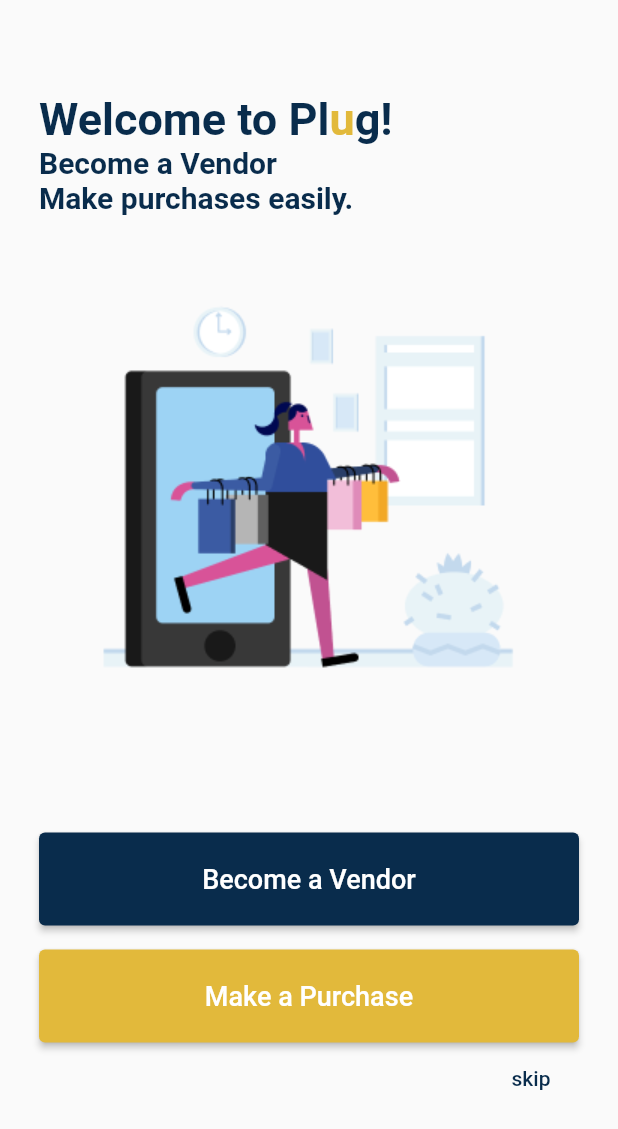
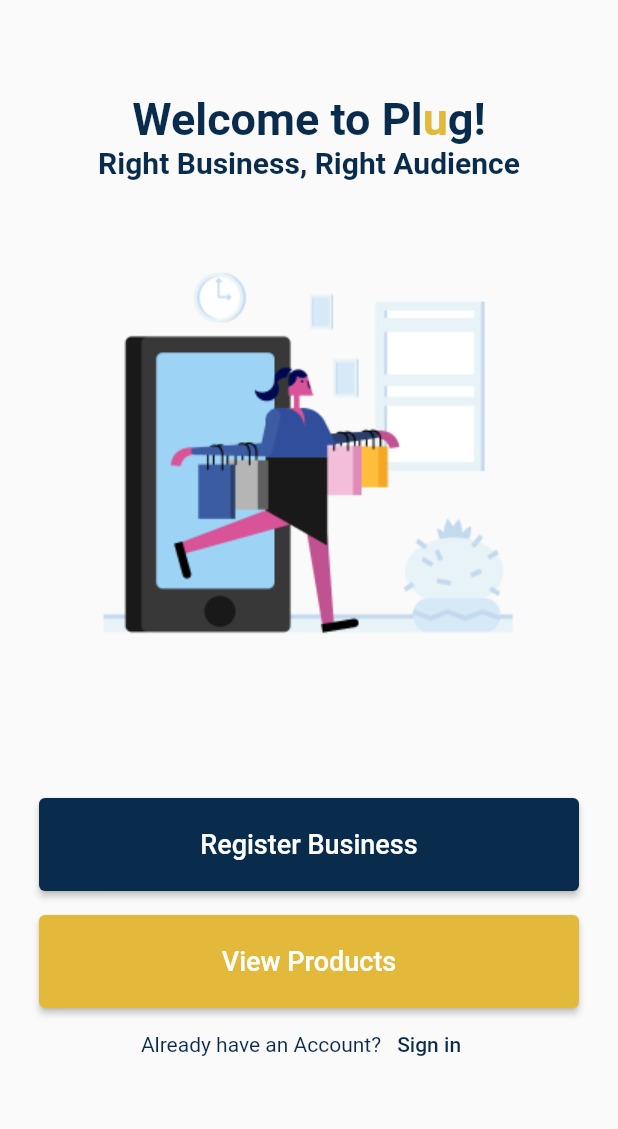
Before and after one commit to bumie-e/Plug, a Flutter app: the screen it shows after launch, on a phone screen of 412 x 824 dp. Shown: the top 1129 px of the screen. Run offline on Flutter 3.47's test engine with Material 2 defaults, Android fonts, the phone set to English and light mode, and no system bars; our stand-ins replace flutter_svg, flutter_time_picker_spinner; project files that could hold a hidden picture were left out.

Commit message:
Updated the welcome screen...

```diff
--- a/lib/components/reusable_button.dart
+++ b/lib/components/reusable_button.dart
@@ -15,7 +15,10 @@ class ReusableButton extends StatelessWidget {
 
   @override
   Widget build(BuildContext context) {
-    return ElevatedButton(
+    return SizedBox(
+      width: double.infinity,
+      height: 62,
+      child: ElevatedButton(
         onPressed: () => onPressed(),
         child: Text(
           title,
@@ -24,6 +27,7 @@ class ReusableButton extends StatelessWidget {
         style: ButtonStyle(
           backgroundColor: color,
         ),
+      ),
     );
   }
 }
--- a/lib/components/section_header.dart
+++ b/lib/components/section_header.dart
@@ -10,21 +10,9 @@ class SectionHeader extends StatelessWidget {
   Widget build(BuildContext context) {
     return Padding(
       padding: const EdgeInsets.symmetric(horizontal: 20.0),
-      child: Row(
-        mainAxisAlignment: MainAxisAlignment.spaceBetween,
-        children: [
-          Text(
-            text,
-            style: const TextStyle(fontSize: 20),
-          ),
-          const Text(
-            'See All',
-            style: TextStyle(
-              fontSize: 16,
-              color: kPrimaryColor2,
-            ),
-          ),
-        ],
+      child: Text(
+        text,
+        style: const TextStyle(fontSize: 20),
       ),
     );
   }
--- a/lib/screens/home_screen.dart
+++ b/lib/screens/home_screen.dart
@@ -18,6 +18,7 @@ enum Category { food, shoes, hostels, others }
 class _HomePageState extends State<HomePage> {
   Category selectedCategory = Category.food;
   List<String> categories = ['Food', 'Shoes', 'Hostels', 'Others'];
+  List<String> images = ['pizza.png', 'shoes.png', 'hostels.png', 'others.png'];
 
   @override
   Widget build(BuildContext context) {
@@ -52,7 +53,7 @@ class _HomePageState extends State<HomePage> {
                             text: categories[index],
                             isSelected: index == selectedCategory.index,
                             // Same image for now
-                            imageLocation: 'assets/images/pizza.png',
+                            imageLocation: kImagesRoot + images[index],
                             width: 95,
                             height: 100,
                           ),
--- a/lib/screens/welcome_screen.dart
+++ b/lib/screens/welcome_screen.dart
@@ -1,12 +1,11 @@
 import 'package:flutter/material.dart';
 import 'package:plug/screens/buyer_signin.dart';
 import 'package:plug/screens/buyer_signup.dart';
+import 'package:plug/screens/home_screen.dart';
 import 'package:plug/utilities/constants.dart';
 import 'package:plug/components/reusable_button.dart';
-import 'vendorsregisterscreen.dart';
 
 class WelcomePage extends StatefulWidget {
-
   static const id = '/';
 
   @override
@@ -17,13 +16,10 @@ class _WelcomePageState extends State<WelcomePage> {
   @override
   Widget build(BuildContext context) {
     return Scaffold(
-      body: SingleChildScrollView(
-        child:
-      Padding(
-        padding: const EdgeInsets.all(26.0),
+      body: Padding(
+        padding: const EdgeInsets.fromLTRB(26, 26, 26 , 0),
+        child: SingleChildScrollView(
           child: Column(
-          crossAxisAlignment: CrossAxisAlignment.stretch,
-          mainAxisAlignment: MainAxisAlignment.spaceAround,
             children: [
               const SizedBox(height: 36),
               Text.rich(
@@ -34,57 +30,51 @@ class _WelcomePageState extends State<WelcomePage> {
                 ),
               ),
               const Text(
-              'Become a Vendor',
-              textAlign: TextAlign.start,
+                'Right Business, Right Audience',
                 style: kSubHeadingTextStyle,
               ),
-            const Text(
-              'Make purchases easily.',
-              textAlign: TextAlign.start,
-              style: kSubHeadingTextStyle,
-            ),
-            SizedBox(height: 20),
-            Center(
-              child: Image.asset(
+              const SizedBox(height: 20),
+              Image.asset(
                 "assets/images/first.png",
                 height: 350,
                 width: 350,
               ),
-            ),
-            SizedBox(height: 42),
-            Container(
-              height: 62,
-              child: ReusableButton(
-                title: 'Become a Vendor',
+              const SizedBox(height: 42),
+              ReusableButton(
+                title: 'Register Business',
                 color: MaterialStateProperty.all(
                   kPrimaryColor1,
                 ),
                 onPressed: () {
-                  Navigator.of(context).pushNamed(VendorRegisterScreen.routeName);
+                  Navigator.pushNamed(context, BuyerSignInPage.id);
                 },
               ),
-            ),
-            SizedBox(height: 16),
-            Container(
-              height: 62,
-              child: ReusableButton(
-                title: 'Make a Purchase',
+              const SizedBox(height: 16),
+              ReusableButton(
+                title: 'View Products',
                 color: MaterialStateProperty.all(
                   kPrimaryColor2,
                 ),
                 onPressed: () {
-                  Navigator.pushNamed(context, BuyerSignUpPage.id);
+                  Navigator.pushNamed(context, HomePage.id);
                 },
               ),
+              Row(
+                mainAxisAlignment: MainAxisAlignment.center,
+                children: [
+                  const Text(
+                    'Already have an Account?',
+                    style: TextStyle(fontWeight: FontWeight.w400),
                   ),
-            Align(
-              alignment: Alignment.bottomRight,
-              child: TextButton(
+                  TextButton(
                     onPressed: () {
-                  Navigator.pushNamed(context, '/home');
+                      Navigator.pushNamed(context, BuyerSignInPage.id);
                     },
-                child: const Text('skip'),
+                    child: const Text(
+                      'Sign in',
                     ),
+                  ),
+                ],
               ),
             ],
           ),
--- a/lib/utilities/constants.dart
+++ b/lib/utilities/constants.dart
@@ -2,6 +2,8 @@ import 'package:flutter/material.dart';
 
 const kPrimaryColor1 = Color(0xff092C4C);
 const kPrimaryColor2 = Color(0xffE2B93B);
+
+const kImagesRoot = 'assets/images/';
 
 const kHeadingTextyStyle1 = TextStyle(
   fontSize: 30,
```
Also changed, not shown: pubspec.yaml (+3 -27 lines), assets/fonts/Nunito-Regular.ttf (deleted), assets/fonts/Quicksand-Regular.ttf (added). Lines whose indentation alone changed are shown as unchanged.
